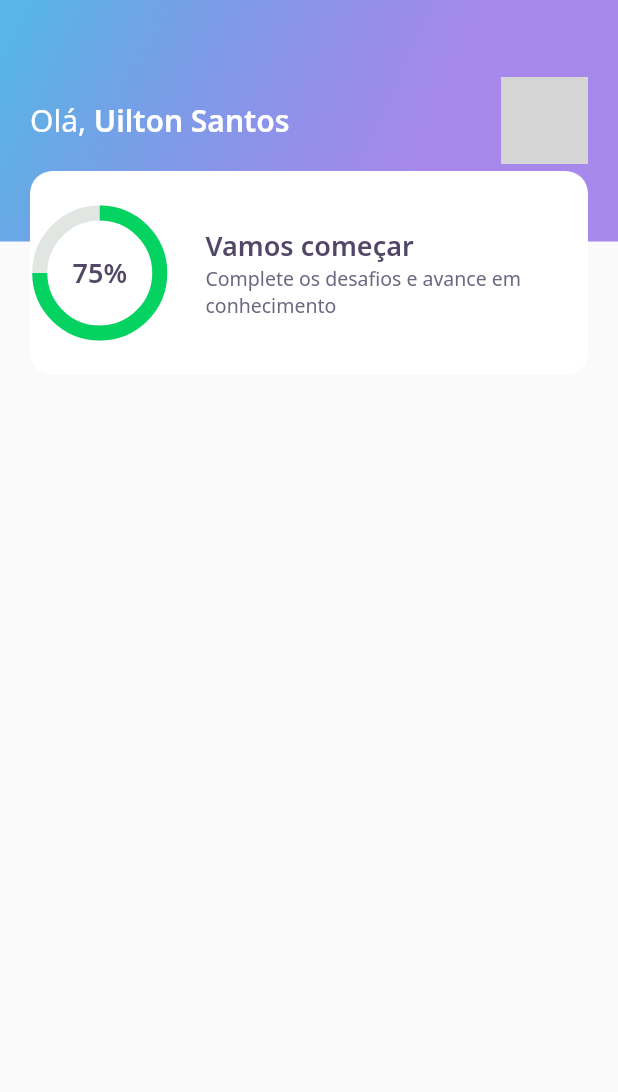
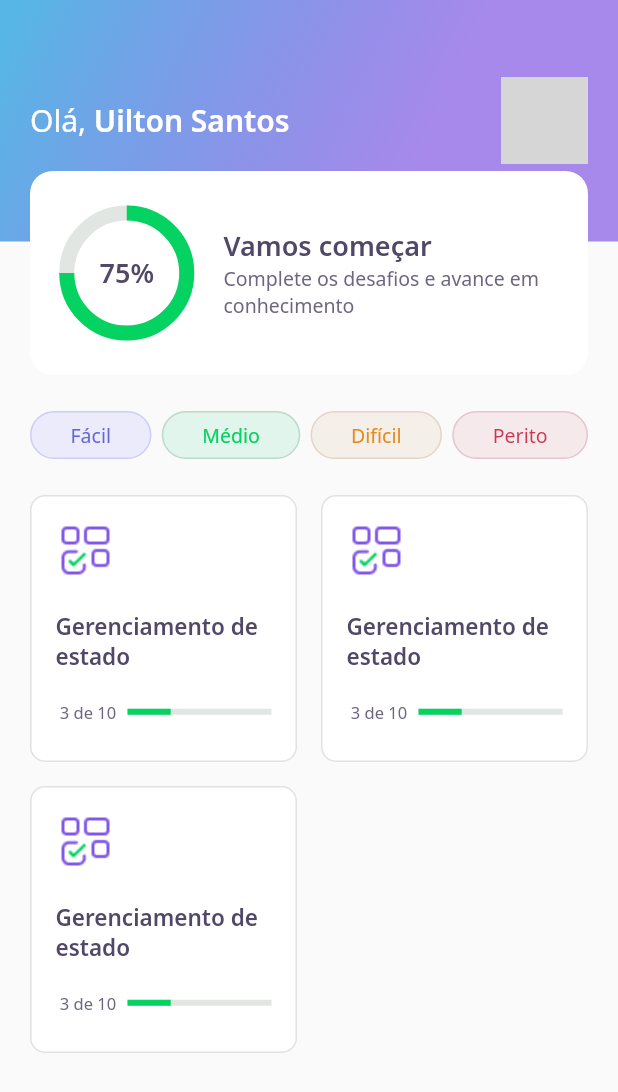
Before and after one commit to uiltonjose/NLW-5-flutter, a Flutter app: the screen it shows after launch, on a phone screen of 412 x 824 dp. Shown: the top 1092 px of the screen. Run offline on Flutter 3.47's test engine with Material 2 defaults, Android fonts, the phone set to English and light mode, and no system bars; our stand-ins replace google_fonts; network calls fail; grey boxes are pictures that could not be loaded.

Commit message:
Class 2: - Conclusion of HomeScreen

```diff
--- a/lib/home/home_page.dart
+++ b/lib/home/home_page.dart
@@ -1,4 +1,6 @@
 import 'package:devquiz/home/widgets/appbar/app_bar_widget.dart';
+import 'package:devquiz/home/widgets/level_button/level_button_widget.dart';
+import 'package:devquiz/home/widgets/quiz_card/quiz_card_widget.dart';
 import 'package:flutter/material.dart';
 
 class HomePage extends StatefulWidget {
@@ -11,7 +13,44 @@ class _HomePageState extends State<HomePage> {
   Widget build(BuildContext context) {
     return Scaffold(
       appBar: AppBarWidget(),
-      body: Container(),
+      body: Padding(
+        padding: const EdgeInsets.symmetric(horizontal: 20),
+        child: Column(
+          children: [
+            SizedBox(height: 24),
+            Row(
+              mainAxisAlignment: MainAxisAlignment.spaceBetween,
+              children: [
+                LevelButtonWidget(
+                  label: 'Fácil',
+                ),
+                LevelButtonWidget(
+                  label: 'Médio',
+                ),
+                LevelButtonWidget(
+                  label: 'Difícil',
+                ),
+                LevelButtonWidget(
+                  label: 'Perito',
+                ),
+              ],
+            ),
+            SizedBox(height: 24),
+            Expanded(
+              child: GridView.count(
+                crossAxisCount: 2,
+                crossAxisSpacing: 16,
+                mainAxisSpacing: 16,
+                children: [
+                  QuizCardWidget(),
+                  QuizCardWidget(),
+                  QuizCardWidget(),
+                ],
+              ),
+            ),
+          ],
+        ),
+      ),
     );
   }
 }
--- /dev/null
+++ b/lib/home/widgets/level_button/level_button_widget.dart
@@ -0,0 +1,63 @@
+import 'package:flutter/material.dart';
+import 'package:google_fonts/google_fonts.dart';
+
+import '../../../core/app_colors.dart';
+
+class LevelButtonWidget extends StatelessWidget {
+  final String label;
+
+  LevelButtonWidget({required this.label})
+      : assert(['Fácil', 'Médio', 'Difícil', 'Perito'].contains(label));
+
+  final config = {
+    "Fácil": {
+      "color": AppColors.levelButtonFacil,
+      "borderColor": AppColors.levelButtonBorderFacil,
+      "fontColor": AppColors.levelButtonTextFacil,
+    },
+    "Médio": {
+      "color": AppColors.levelButtonMedio,
+      "borderColor": AppColors.levelButtonBorderMedio,
+      "fontColor": AppColors.levelButtonTextMedio,
+    },
+    "Difícil": {
+      "color": AppColors.levelButtonDificil,
+      "borderColor": AppColors.levelButtonBorderDificil,
+      "fontColor": AppColors.levelButtonTextDificil,
+    },
+    "Perito": {
+      "color": AppColors.levelButtonPerito,
+      "borderColor": AppColors.levelButtonBorderPerito,
+      "fontColor": AppColors.levelButtonTextPerito,
+    },
+  };
+
+  Color get color => config[label]!['color']!;
+  Color get borderColor => config[label]!['borderColor']!;
+  Color get fontColor => config[label]!['fontColor']!;
+
+  @override
+  Widget build(BuildContext context) {
+    return Container(
+      decoration: BoxDecoration(
+        color: color,
+        border: Border.fromBorderSide(
+          BorderSide(
+            color: borderColor,
+          ),
+        ),
+        borderRadius: BorderRadius.circular(28),
+      ),
+      child: Padding(
+        padding: const EdgeInsets.symmetric(horizontal: 26, vertical: 6),
+        child: Text(
+          label,
+          style: GoogleFonts.notoSans(
+            color: fontColor,
+            fontSize: 13,
+          ),
+        ),
+      ),
+    );
+  }
+}
--- /dev/null
+++ b/lib/home/widgets/quiz_card/quiz_card_widget.dart
@@ -0,0 +1,55 @@
+import 'package:flutter/material.dart';
+
+import '../../../core/app_colors.dart';
+import '../../../core/app_images.dart';
+import '../../../core/app_text_styles.dart';
+
+class QuizCardWidget extends StatelessWidget {
+  @override
+  Widget build(BuildContext context) {
+    return Container(
+      padding: const EdgeInsets.all(16),
+      decoration: BoxDecoration(
+        border: Border.fromBorderSide(BorderSide(color: AppColors.border)),
+        borderRadius: BorderRadius.circular(10),
+        color: AppColors.white,
+      ),
+      child: Column(
+        crossAxisAlignment: CrossAxisAlignment.start,
+        children: [
+          Container(
+            width: 40,
+            height: 40,
+            child: Image.asset(AppImages.blocks),
+          ),
+          SizedBox(height: 20),
+          Text(
+            'Gerenciamento de estado',
+            style: AppTextStyles.heading15,
+          ),
+          SizedBox(height: 20),
+          Row(
+            children: [
+              Expanded(
+                flex: 1,
+                child: Text(
+                  ' 3 de 10',
+                  style: AppTextStyles.body11,
+                ),
+              ),
+              Expanded(
+                flex: 2,
+                child: LinearProgressIndicator(
+                  value: 0.3,
+                  backgroundColor: AppColors.chartSecondary,
+                  valueColor:
+                      AlwaysStoppedAnimation<Color>(AppColors.chartPrimary),
+                ),
+              )
+            ],
+          )
+        ],
+      ),
+    );
+  }
+}
--- a/lib/home/widgets/score_card/score_card_widget.dart
+++ b/lib/home/widgets/score_card/score_card_widget.dart
@@ -14,7 +14,10 @@ class ScoreCardWidget extends StatelessWidget {
           color: AppColors.white,
           borderRadius: BorderRadius.circular(15),
         ),
+        child: Padding(
+          padding: const EdgeInsets.symmetric(horizontal: 24),
           child: Row(
+            mainAxisAlignment: MainAxisAlignment.center,
             crossAxisAlignment: CrossAxisAlignment.center,
             children: [
               Expanded(
@@ -39,6 +42,7 @@ class ScoreCardWidget extends StatelessWidget {
             ],
           ),
         ),
+      ),
     );
   }
 }
```
Also changed, not shown: 2 other files. Lines whose indentation alone changed are shown as unchanged.
